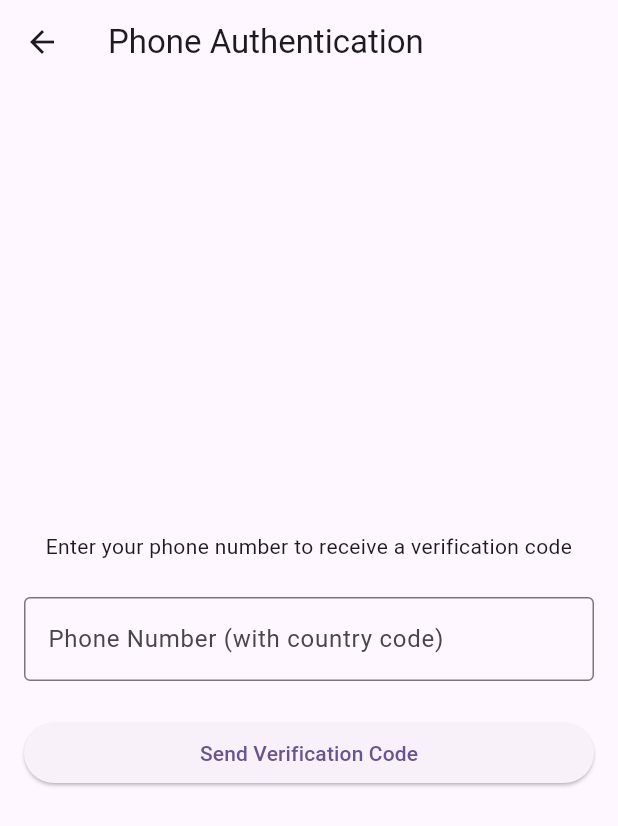
After one commit to HumphreyNgundo/Firebase-Authentication, a Flutter app: the screen it shows after launch, after a tap on "Sign in with Phone", on a phone screen of 412 x 824 dp. The commit adds this screen. Shown: the top 826 px of the screen. Run offline on Flutter 3.47's test engine with Material 3 defaults, Android fonts, the phone set to English and light mode, and no system bars; our stand-ins replace firebase_auth, firebase_core, google_sign_in, sign_in_with_apple; accounts and stored records are empty.

Commit message:
✨ (Feat) Added phone number sign up

```diff
--- a/lib/screens/auth/LoginScreen.dart
+++ b/lib/screens/auth/LoginScreen.dart
@@ -3,6 +3,7 @@ import 'package:provider/provider.dart';
 
 import '../../providers/AuthProviders.dart';
 import 'ForgotPasswordScreen.dart';
+import 'PhoneAuthScreen.dart';
 import 'RegisterScreen.dart';
 
 class LoginScreen extends StatefulWidget {
@@ -112,6 +113,21 @@ class _LoginScreenState extends State<LoginScreen> {
 
                 const SizedBox(height: 16),
 
+                OutlinedButton.icon(
+                  icon: const Icon(Icons.phone),
+                  label: const Text('Sign in with Phone'),
+                  onPressed: authProvider.isLoading
+                      ? null
+                      : () {
+                    Navigator.push(
+                      context,
+                      MaterialPageRoute(builder: (context) => const PhoneAuthScreen()),
+                    );
+                  },
+                ),
+
+                const SizedBox(height: 16),
+
                 const Text('- OR -', textAlign: TextAlign.center),
 
                 const SizedBox(height: 16),
--- /dev/null
+++ b/lib/screens/auth/PhoneAuthScreen.dart
@@ -0,0 +1,195 @@
+import 'package:flutter/material.dart';
+import 'package:firebase_auth/firebase_auth.dart';
+
+class PhoneAuthScreen extends StatefulWidget {
+  const PhoneAuthScreen({Key? key}) : super(key: key);
+
+  @override
+  _PhoneAuthScreenState createState() => _PhoneAuthScreenState();
+}
+
+class _PhoneAuthScreenState extends State<PhoneAuthScreen> {
+  final _phoneController = TextEditingController();
+  final _codeController = TextEditingController();
+  final _formKey = GlobalKey<FormState>();
+  final _auth = FirebaseAuth.instance;
+
+  String _verificationId = '';
+  bool _codeSent = false;
+  bool _isLoading = false;
+  String? _error;
+
+  @override
+  void dispose() {
+    _phoneController.dispose();
+    _codeController.dispose();
+    super.dispose();
+  }
+
+  Future<void> _verifyPhone() async {
+    if (_formKey.currentState!.validate()) {
+      setState(() {
+        _isLoading = true;
+        _error = null;
+      });
+
+      try {
+        await _auth.verifyPhoneNumber(
+          phoneNumber: _phoneController.text.trim(),
+          verificationCompleted: (PhoneAuthCredential credential) async {
+            // Auto-retrieval or instant verification
+            await _auth.signInWithCredential(credential);
+            Navigator.of(context).pop(); // Return to login screen
+          },
+          verificationFailed: (FirebaseAuthException e) {
+            setState(() {
+              _error = e.message;
+              _isLoading = false;
+            });
+          },
+          codeSent: (String verificationId, int? resendToken) {
+            setState(() {
+              _verificationId = verificationId;
+              _codeSent = true;
+              _isLoading = false;
+            });
+          },
+          codeAutoRetrievalTimeout: (String verificationId) {
+            _verificationId = verificationId;
+          },
+          timeout: const Duration(seconds: 60),
+        );
+      } catch (e) {
+        setState(() {
+          _error = e.toString();
+          _isLoading = false;
+        });
+      }
+    }
+  }
+
+  Future<void> _verifyCode() async {
+    if (_formKey.currentState!.validate()) {
+      setState(() {
+        _isLoading = true;
+        _error = null;
+      });
+
+      try {
+        // Create credential with verification ID and code
+        PhoneAuthCredential credential = PhoneAuthProvider.credential(
+          verificationId: _verificationId,
+          smsCode: _codeController.text.trim(),
+        );
+
+        // Sign in with credential
+        await _auth.signInWithCredential(credential);
+
+        // Return to previous screen
+        Navigator.of(context).pop();
+      } catch (e) {
+        setState(() {
+          _error = e.toString();
+          _isLoading = false;
+        });
+      }
+    }
+  }
+
+  @override
+  Widget build(BuildContext context) {
+    return Scaffold(
+      appBar: AppBar(
+        title: Text(_codeSent ? 'Enter Verification Code' : 'Phone Authentication'),
+      ),
+      body: Padding(
+        padding: const EdgeInsets.all(16.0),
+        child: Form(
+          key: _formKey,
+          child: Column(
+            mainAxisAlignment: MainAxisAlignment.center,
+            crossAxisAlignment: CrossAxisAlignment.stretch,
+            children: [
+              if (!_codeSent) ...[
+                const Text(
+                  'Enter your phone number to receive a verification code',
+                  textAlign: TextAlign.center,
+                ),
+
+                const SizedBox(height: 24),
+
+                TextFormField(
+                  controller: _phoneController,
+                  decoration: const InputDecoration(
+                    labelText: 'Phone Number (with country code)',
+                    hintText: '+1 123 456 7890',
+                    border: OutlineInputBorder(),
+                  ),
+                  keyboardType: TextInputType.phone,
+                  validator: (value) {
+                    if (value == null || value.isEmpty) {
+                      return 'Please enter your phone number';
+                    }
+                    if (!value.startsWith('+')) {
+                      return 'Please include country code (e.g. +1)';
+                    }
+                    return null;
+                  },
+                ),
+
+                const SizedBox(height: 24),
+
+                ElevatedButton(
+                  onPressed: _isLoading ? null : _verifyPhone,
+                  child: _isLoading
+                      ? const CircularProgressIndicator()
+                      : const Text('Send Verification Code'),
+                ),
+              ] else ...[
+                const Text(
+                  'Enter the verification code sent to your phone',
+                  textAlign: TextAlign.center,
+                ),
+
+                const SizedBox(height: 24),
+
+                TextFormField(
+                  controller: _codeController,
+                  decoration: const InputDecoration(
+                    labelText: 'Verification Code',
+                    border: OutlineInputBorder(),
+                  ),
+                  keyboardType: TextInputType.number,
+                  validator: (value) {
+                    if (value == null || value.isEmpty) {
+                      return 'Please enter the verification code';
+                    }
+                    return null;
+                  },
+                ),
+
+                const SizedBox(height: 24),
+
+                ElevatedButton(
+                  onPressed: _isLoading ? null : _verifyCode,
+                  child: _isLoading
+                      ? const CircularProgressIndicator()
+                      : const Text('Verify'),
+                ),
+              ],
+
+              if (_error != null)
+                Padding(
+                  padding: const EdgeInsets.only(top: 16.0),
+                  child: Text(
+                    _error!,
+                    style: const TextStyle(color: Colors.red),
+                  ),
+                ),
+            ],
+          ),
+        ),
+      ),
+    );
+  }
+}
```
